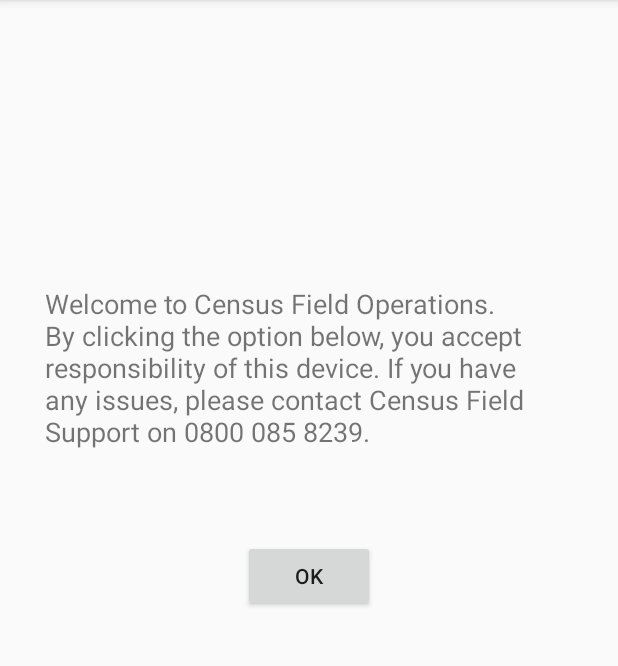
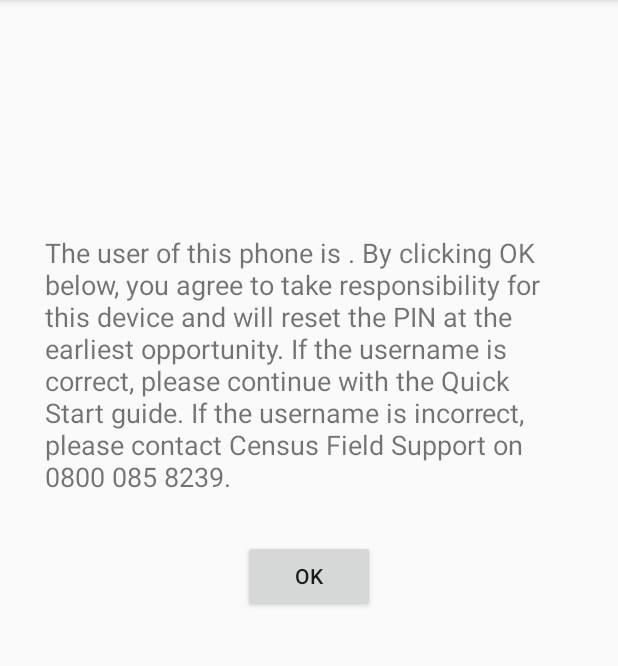
Before and after one commit to ONSdigital/android-asset-track, an Android app: the screen it shows after launch (MainActivity), on a phone screen of 412 x 824 dp, the part 84-750 px from its top. Run offline under Robolectric (Android 15) with nearby library versions, the phone set to English and light mode, and no system bars; our stand-ins replace Dagger/Hilt's generated code; libraries missing offline, so code that uses them is left out: androidx.hilt, androidx.hilt.work.

Commit message:
refactored intro text

```diff
--- a/app/build.gradle
+++ b/app/build.gradle
@@ -12,8 +12,8 @@ android {
         applicationId "uk.gov.ons.census.cfod.at"
         minSdkVersion 26
         targetSdkVersion 30
-        versionCode 5
-        versionName "1.6"
+        versionCode 6
+        versionName "1.7"
 
         testInstrumentationRunner "androidx.test.runner.AndroidJUnitRunner"
     }
--- a/app/src/main/java/uk/gov/ons/census/cfod/at/MainActivity.kt
+++ b/app/src/main/java/uk/gov/ons/census/cfod/at/MainActivity.kt
@@ -128,10 +128,16 @@ class MainActivity : AppCompatActivity() {
      * the user id is Google e-mail address as onsId
      */
     private fun readOnsId() {
-        val onsId = userAccountApi.getEmail()
-        with(sharedPreferences.edit()) {
-            putString(getString(R.string.ons_id), onsId)
-            commit()
+        val onsId = sharedPreferences.getString(getString(R.string.ons_id), "")
+        if (!onsId.isNullOrEmpty()) {
+            infoTextView.text = getString(R.string.info_text, onsId)
+        } else {
+            val userAccount = userAccountApi.getEmail()
+            infoTextView.text = getString(R.string.info_text, userAccount)
+            with(sharedPreferences.edit()) {
+                putString(getString(R.string.ons_id), userAccount)
+                commit()
+            }
         }
     }
 
--- a/app/src/main/java/uk/gov/ons/census/cfod/at/PublishWorker.kt
+++ b/app/src/main/java/uk/gov/ons/census/cfod/at/PublishWorker.kt
@@ -35,6 +35,7 @@ class PublishWorker @WorkerInject constructor(
             val sPhone = gSon.toJson(phone)
             val messageId = pubSub.publish(sPhone)
             Log.v(TAG, "published with messageId :$messageId")
+            pubSub.shutDownPublisher()
             return Result.success()
         } catch (throwable: Throwable) {
             Log.v(TAG, throwable.message.toString())
--- a/app/src/main/res/layout/activity_main.xml
+++ b/app/src/main/res/layout/activity_main.xml
@@ -5,7 +5,20 @@
     android:id="@+id/main_layout"
     android:layout_width="match_parent"
     android:layout_height="match_parent"
+    android:padding="@dimen/info_padding"
     tools:context="uk.gov.ons.census.cfod.at.MainActivity">
+
+    <TextView
+        android:id="@+id/infoTextView"
+        android:layout_width="wrap_content"
+        android:layout_height="wrap_content"
+        android:layout_marginBottom="30dp"
+        android:autoLink="phone"
+        android:clickable="true"
+        android:textSize="@dimen/info_text_size"
+        app:layout_constraintBottom_toTopOf="@+id/close_button"
+        app:layout_constraintEnd_toEndOf="parent"
+        app:layout_constraintStart_toStartOf="parent" />
 
     <Button
         android:id="@+id/close_button"
@@ -17,17 +30,4 @@
         app:layout_constraintStart_toStartOf="parent"
         app:layout_constraintTop_toTopOf="parent" />
 
-    <TextView
-        android:id="@+id/infoTextView"
-        android:layout_width="wrap_content"
-        android:layout_height="wrap_content"
-        android:padding="@dimen/info_padding"
-        android:textSize="@dimen/info_text_size"
-        android:autoLink="phone"
-        android:clickable="true"
-        android:layout_marginBottom="30dp"
-        android:text="@string/info_text"
-        app:layout_constraintBottom_toTopOf="@+id/close_button"
-        app:layout_constraintEnd_toEndOf="parent"
-        app:layout_constraintStart_toStartOf="parent" />
 </androidx.constraintlayout.widget.ConstraintLayout>
--- a/app/src/main/res/values/strings.xml
+++ b/app/src/main/res/values/strings.xml
@@ -11,6 +11,6 @@
 
     <!-- ui text -->
     <string name="close_text">OK</string>
-    <string name="info_text">Welcome to Census Field Operations. By clicking the option below, you accept responsibility of this device. If you have any issues, please contact Census Field Support on 0800 085 8239.</string>
+    <string name="info_text">The user of this phone is %1$s. By clicking OK below, you agree to take responsibility for this device and will reset the PIN at the earliest opportunity. If the username is correct, please continue with the Quick Start guide. If the username is incorrect, please contact Census Field Support on 0800 085 8239.</string>
     <string name="allow_run_in_bg_text">Please allow the app run in background!</string>
 </resources>
```
